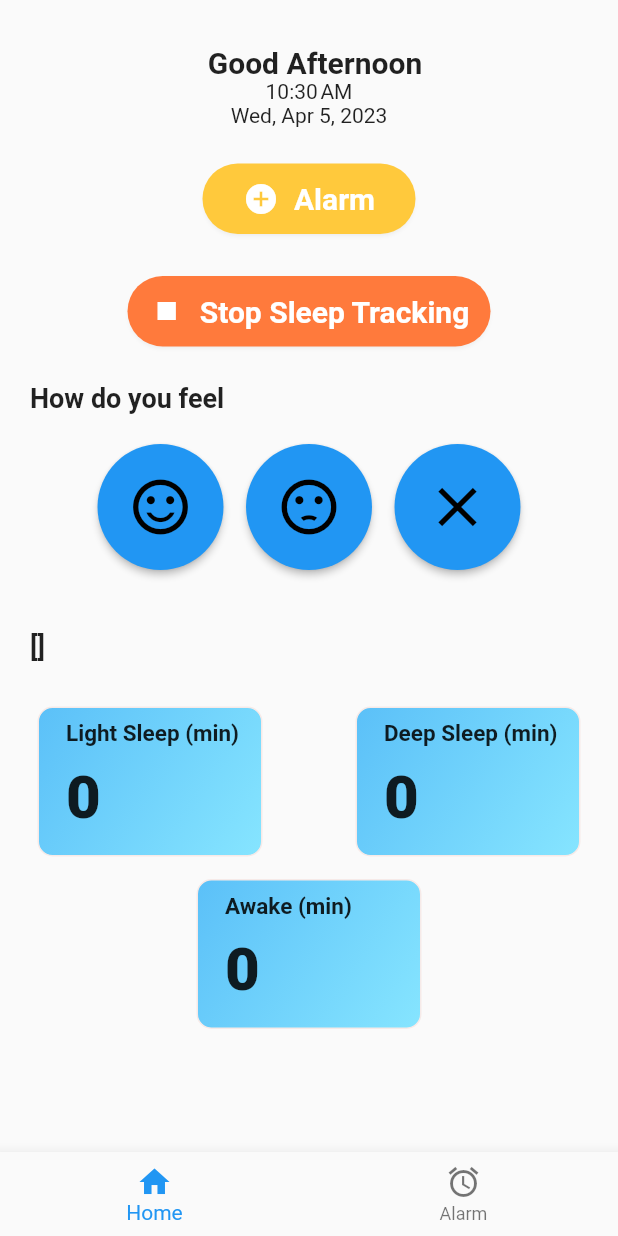
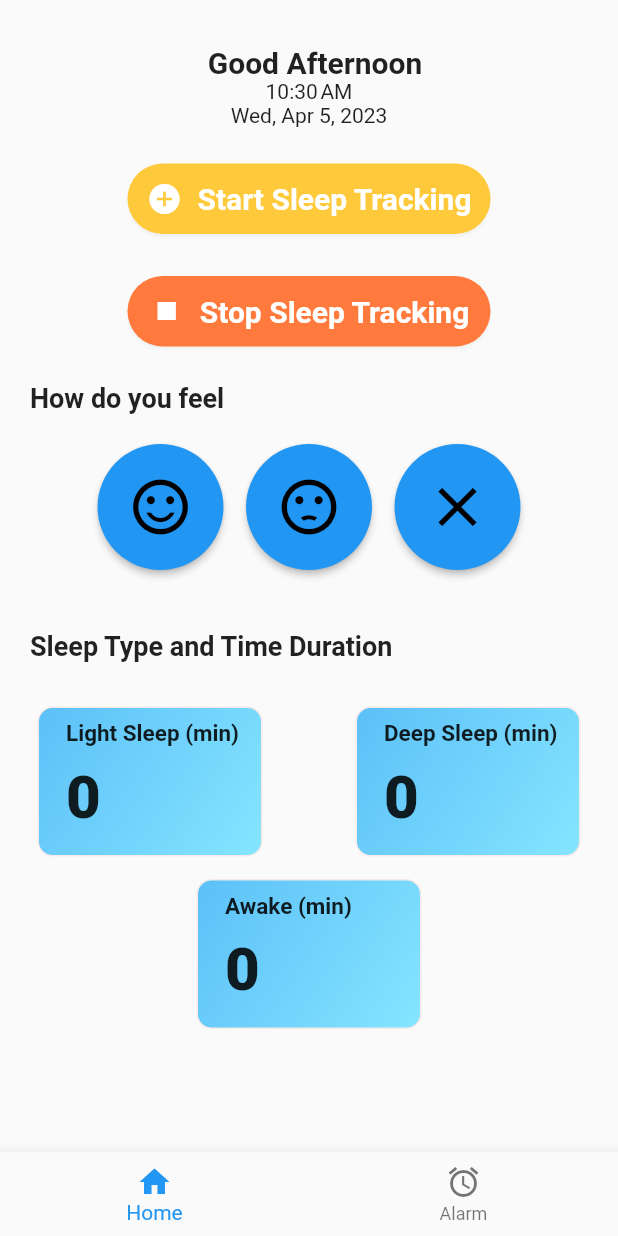
Before and after one commit to AroshaPunchihewa/Sleepwell-frontend, a Flutter app: the screen it shows after launch, after a tap on the "sentiment satisfied alt" icon, on a phone screen of 412 x 824 dp. Run offline on Flutter 3.47's test engine with Material 2 defaults, Android fonts, the light colour scheme and no system bars; our stand-ins replace charts_flutter, fl_chart, flutter_local_notifications, sensors_plus; missing offline and left inert: alarm, dart:ffi, flutter_alarm_clock, light, noise_meter; network calls fail.

Commit message:
edit function

```diff
--- a/lib/screen/home/homeScreen.dart
+++ b/lib/screen/home/homeScreen.dart
@@ -206,6 +206,9 @@ void btnStart(){
   deepTime = 0;
   awakeTime =0;
   lightTime =0;
+  deepTimeMin=0;
+  lightTimeMin=0;
+  awakeTimeMin=0;
   array2D.clear();
   isTimerRunning = true;
   timer=Timer.periodic(Duration(seconds: 5), (timer) {
@@ -256,6 +259,7 @@ Future<List<String>> sendRequest(List<List<int>> data) async {
 }
 
 deepTimeMin=deepTime~/60;
+print(deepTime);
 lightTimeMin=lightTime~/60;
 awakeTimeMin=awakeTime~/60;
   // Print the response data
@@ -434,14 +438,12 @@ awakeTimeMin=awakeTime~/60;
                 SizedBox(height: 20,),
                 CommonButton(
 
-                      onTap: (){ Navigator.push(
-              context,
-              MaterialPageRoute(builder: (context) =>  AlarmNewP(myCallback: btnStart,)),
-            );
-            },
+                      onTap: (){
+                        btnStart();
+           },
                       icone: Icons.add_circle,
-                      buttonText: "Alarm",
-                      buttonWidth: 150,
+                      buttonText: "Start Sleep Tracking",
+                      buttonWidth: 250,
                       buttonHight: 55,
                       backgroundColor: Color.fromRGBO(255, 201, 60, 1),
                       ),
@@ -455,7 +457,7 @@ awakeTimeMin=awakeTime~/60;
                               String string = stringList.join(', ');
                               //showDialog(context: context, builder: (context)=>AlertDialog(content: Text("hihih"+string),));
                               showDialog(context: context, builder: (context)=>AlertDialog(content: Text("hihih"+stringList.toString()),));
-                            btnStop;},
+                            btnStop();},
                       icone: Icons.stop,
                       buttonText: "Stop Sleep Tracking",
                       buttonWidth: 250,
@@ -530,8 +532,8 @@ awakeTimeMin=awakeTime~/60;
                         mainAxisAlignment: MainAxisAlignment.start,
                         children: [
                         Padding(padding: const EdgeInsets.symmetric(horizontal: 10),),
-                         Text("$array2D",style: TextStyle(fontSize: 18,fontWeight: FontWeight.bold),),
-                        // Text("Sleep Type and Time Duration",style: TextStyle(fontSize: 18,fontWeight: FontWeight.bold),),
+                         //Text("$array2D",style: TextStyle(fontSize: 18,fontWeight: FontWeight.bold),),
+                         Text("Sleep Type and Time Duration",style: TextStyle(fontSize: 18,fontWeight: FontWeight.bold),),
                         ]
                       ),
                       SizedBox(height: 30,),
```
Also changed, not shown: 4 other files.
